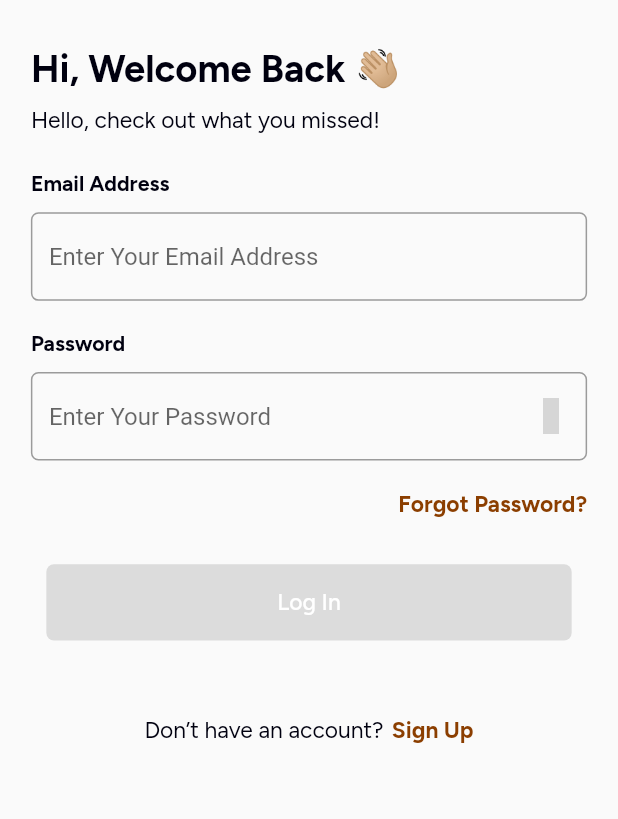
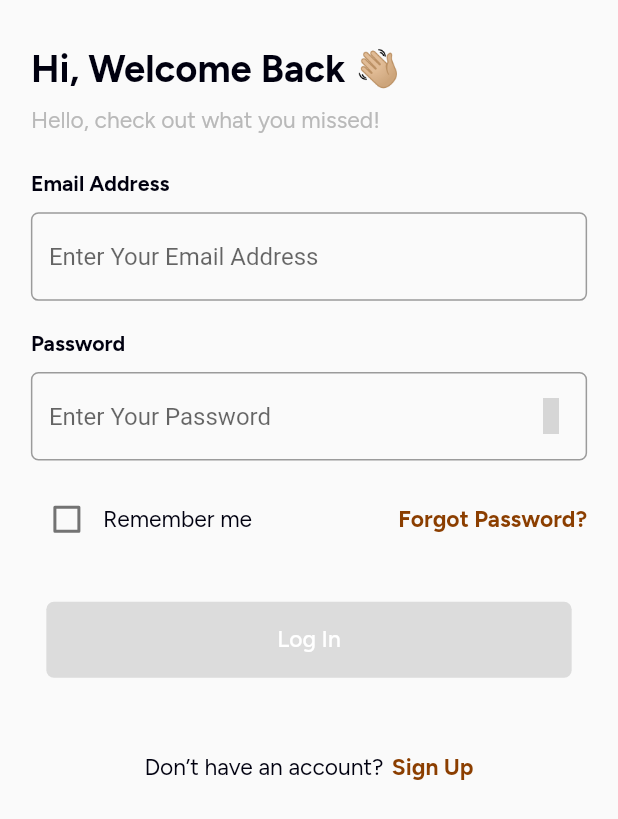
Before and after one commit to theflaury/flaury-mobile-app, a Flutter app: the SignupView screen opened by its route, after a tap on "Login", on a phone screen of 412 x 824 dp. Shown: the top 819 px of the screen. Run offline on Flutter 3.47's test engine with Material 2 defaults, Android fonts, the light colour scheme and no system bars; our stand-ins replace flutter_screenutil, get, google_fonts, iconsax_flutter; statements that could not run were skipped; grey boxes are pictures that could not be loaded.

Commit message:
completed some parts

```diff
--- a/lib/app/modules/signin/views/signin_view.dart
+++ b/lib/app/modules/signin/views/signin_view.dart
@@ -2,6 +2,7 @@ import 'package:flaury/app/routes/app_pages.dart';
 import 'package:flaury/app/theme/colors.dart';
 import 'package:flaury/app/widgets/appbutton.dart';
 import 'package:flaury/app/widgets/apptext.dart';
+import 'package:flaury/app/widgets/checkbokstls.dart';
 import 'package:flaury/app/widgets/space.dart';
 import 'package:flaury/app/widgets/textfields.dart';
 import 'package:flutter/material.dart';
@@ -17,7 +18,6 @@ class SigninView extends GetView<SigninController> {
   @override
   Widget build(BuildContext context) {
     return Scaffold(
-      resizeToAvoidBottomInset: false,
       body: SingleChildScrollView(
         child: SafeArea(
           child: Column(
@@ -32,11 +32,15 @@ class SigninView extends GetView<SigninController> {
                       'Hi, Welcome Back 👋🏼',
                     ),
                     vSpace(10),
-                    SmallAppText('Hello, check out what you missed!'),
+                    SmallAppText(
+                      'Hello, check out what you missed!',
+                      color: AppColors.greytext,
+                    ),
                     vSpace(25),
                     const AppTextFormField(
                       label: 'Email Address',
                       hint: 'Enter Your Email Address',
+
                     ),
                     vSpace(20),
                     AppTextFormField(
@@ -49,11 +53,19 @@ class SigninView extends GetView<SigninController> {
                         ),
                       ),
                     ),
-                    vSpace(20),
+                    vSpace(15),
                     // Forgot Password
                     Row(
-                      mainAxisAlignment: MainAxisAlignment.end,
+                      mainAxisAlignment: MainAxisAlignment.spaceBetween,
                       children: [
+                        Row(
+                          children: [
+                            const MyCheckbox(),
+                            SmallAppText(
+                              'Remember me',
+                            ),
+                          ],
+                        ),
                         GestureDetector(
                           onTap: () => Get.toNamed(Routes.FORGOT_PASSWORD),
                           child: SmallAppText(
--- a/lib/app/modules/splashscreen/controllers/splashscreen_controller.dart
+++ b/lib/app/modules/splashscreen/controllers/splashscreen_controller.dart
@@ -14,7 +14,7 @@ class SplashscreenController extends GetxController {
   Future<void> onReady() async {
     await Future.delayed(const Duration(seconds: 5));
 
-    Get.offAllNamed(Routes.NEWPASS);
+    Get.offAllNamed(Routes.SIGNIN);
 
     super.onReady();
   }
--- a/lib/app/theme/colors.dart
+++ b/lib/app/theme/colors.dart
@@ -7,4 +7,5 @@ class AppColors {
   static const primarylight = Color(0XFFFFD6B3);
   static const red = Color(0XFFFD2727);
   static const grey = Color.fromARGB(255, 209, 208, 208);
+  static const greytext = Color(0XFFB9B9B9);
 }
--- /dev/null
+++ b/lib/app/widgets/checkbokstls.dart
@@ -0,0 +1,27 @@
+import 'package:flaury/app/theme/colors.dart';
+import 'package:flutter/material.dart';
+
+class MyCheckbox extends StatefulWidget {
+  const MyCheckbox({super.key});
+
+  @override
+  State<MyCheckbox> createState() => _MyCheckboxState();
+}
+
+class _MyCheckboxState extends State<MyCheckbox> {
+  bool _isChecked = false;
+  @override
+  Widget build(BuildContext context) {
+    return Checkbox(
+      checkColor: AppColors.white,
+      //fillColor: MaterialStateProperty.all(AppColors.primary),
+      activeColor: AppColors.primary,
+      value: _isChecked,
+      onChanged: (value) {
+        setState(() {
+          _isChecked = value!;
+        });
+      },
+    );
+  }
+}
```
